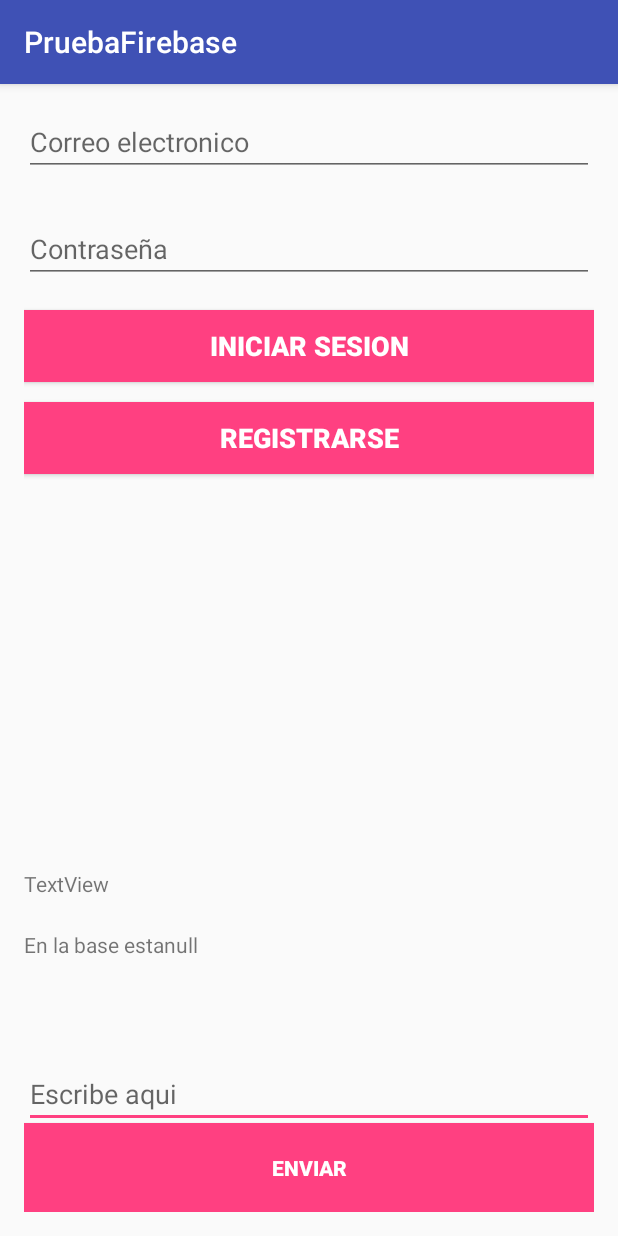
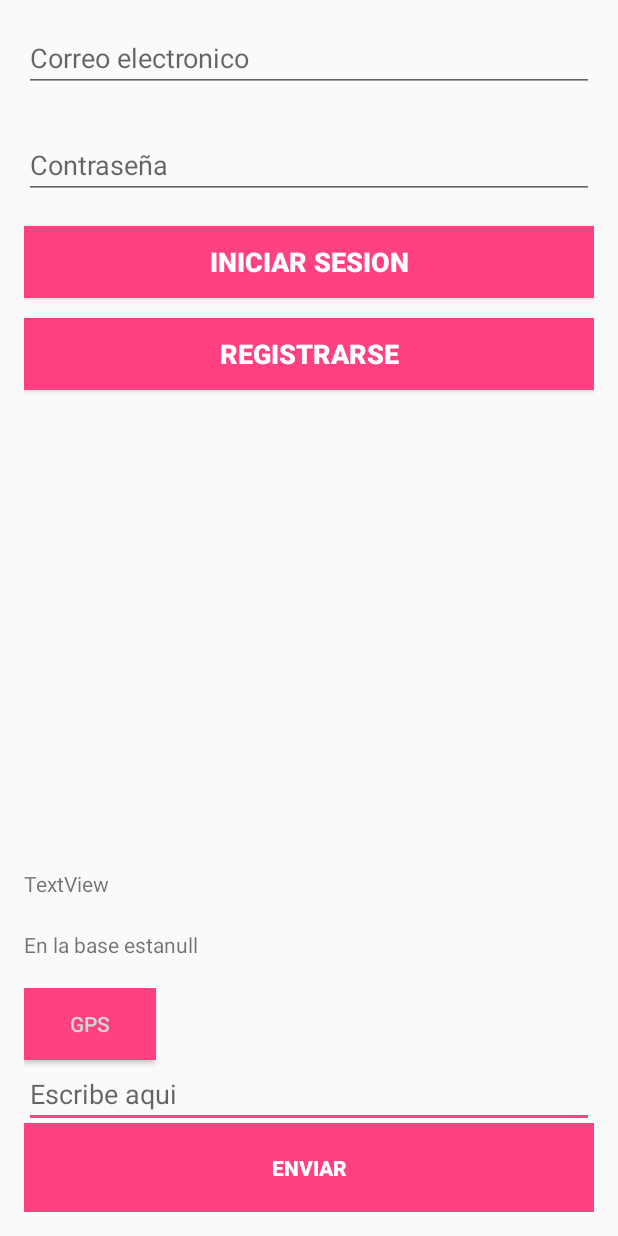
Before and after one commit to Zzzclick/taxidi_Usuario, an Android app: the screen it shows after launch (MainActivity), on a phone screen of 412 x 824 dp. Run offline under Robolectric (Android 15) with nearby library versions, the phone set to English and light mode, and no system bars; our stand-ins replace Firebase (no records; nobody signed in at launch, a user with empty details on screens opened directly); 1 statement that could not run was skipped.

Commit message:
SE esta trabajando en ello

```diff
--- a/app/src/main/java/com/example/zzzclcik/pruebafirebase/MainActivity.java
+++ b/app/src/main/java/com/example/zzzclcik/pruebafirebase/MainActivity.java
@@ -60,6 +60,7 @@
 
         Button boton1 = (Button)findViewById(R.id.buttonBase);
         Button botonEnviar=(Button)findViewById(R.id.buttonEnviar);
+        Button botonGps=(Button)findViewById(R.id.buttonGPS);
 
         if (getIntent().getExtras() != null) {
             for (String key : getIntent().getExtras().keySet()) {
@@ -92,6 +93,13 @@
             public void onClick(View view)
             {
              doLogin();
+            }
+        });
+        botonGps.setOnClickListener(new View.OnClickListener() {
+            @Override
+            public void onClick(View view) {
+                Intent i = new Intent(MainActivity.this, MapsActivity.class );
+                startActivity(i);
             }
         });
         mAuthListener=new FirebaseAuth.AuthStateListener() {
--- a/app/src/main/res/layout/activity_main.xml
+++ b/app/src/main/res/layout/activity_main.xml
@@ -109,4 +109,15 @@
         android:layout_below="@+id/buttonEntrar"
         android:layout_alignRight="@+id/buttonEntrar"
         android:layout_alignEnd="@+id/buttonEntrar" />
+
+    <Button
+        android:text="GPS"
+        android:layout_width="wrap_content"
+        android:layout_height="wrap_content"
+        android:layout_above="@+id/buttonBase"
+        android:layout_alignParentLeft="true"
+        android:layout_alignParentStart="true"
+        android:id="@+id/buttonGPS"
+        android:background="@color/colorAccent"
+        android:textColor="@color/cast_expanded_controller_text_color" />
 </RelativeLayout>
--- a/app/src/main/res/values/strings.xml
+++ b/app/src/main/res/values/strings.xml
@@ -1,3 +1,4 @@
 <resources>
     <string name="app_name">PruebaFirebase</string>
+    <string name="title_activity_maps">Map</string>
 </resources>
--- a/app/src/main/res/values/styles.xml
+++ b/app/src/main/res/values/styles.xml
@@ -1,7 +1,7 @@
 <resources>
 
     <!-- Base application theme. -->
-    <style name="AppTheme" parent="Theme.AppCompat.Light.DarkActionBar">
+    <style name="AppTheme" parent="Theme.AppCompat.Light.NoActionBar">
         <!-- Customize your theme here. -->
         <item name="colorPrimary">@color/colorPrimary</item>
         <item name="colorPrimaryDark">@color/colorPrimaryDark</item>
```
Also changed, not shown: app/build.gradle (+5 -4 lines), app/src/debug/res/values/google_maps_api.xml (added, +21 -0 lines), app/src/main/AndroidManifest.xml (+23 -1 lines), app/src/main/java/com/example/zzzclcik/pruebafirebase/MapsActivity.java (added, +46 -0 lines), app/src/main/res/layout/activity_maps.xml (added, +8 -0 lines), 1 other file.
